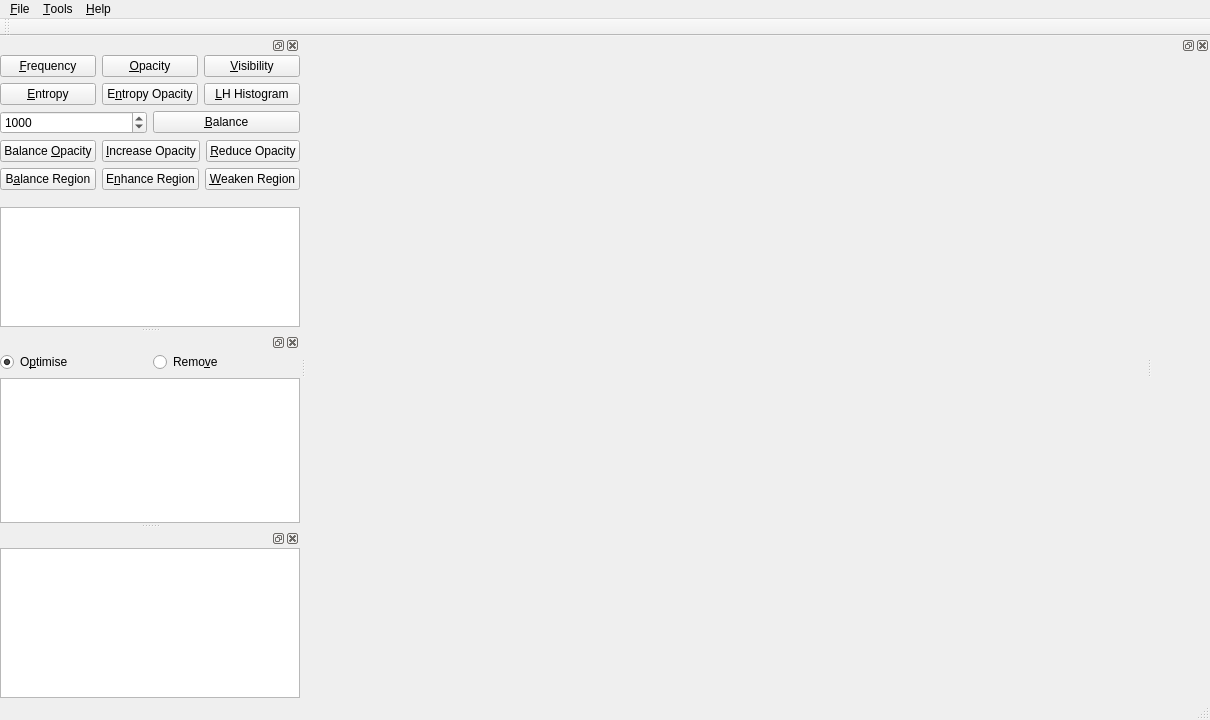
First picture: the form in VolumeRenderer/mainwindow.ui, repository luosz/volume-visualiser, before the edit.
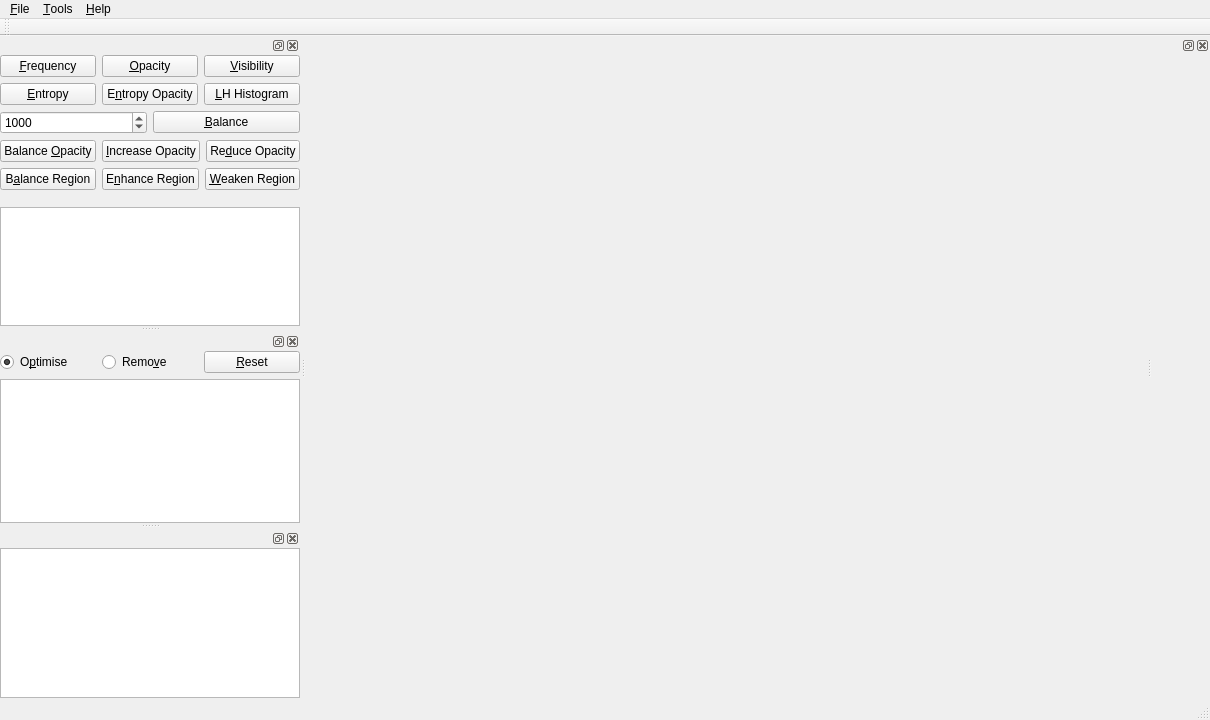
Second picture: the form after the edit.

Commit message: add reset_transfer_function()

```diff
--- a/VolumeRenderer/mainwindow.ui
+++ b/VolumeRenderer/mainwindow.ui
@@ -261,7 +261,7 @@
            <item>
             <widget class="QPushButton" name="reduceOpacityButton">
              <property name="text">
-              <string>&amp;Reduce Opacity</string>
+              <string>Re&amp;duce Opacity</string>
              </property>
             </widget>
            </item>
@@ -356,6 +356,13 @@
            </property>
           </widget>
          </item>
+         <item>
+          <widget class="QPushButton" name="resetButton">
+           <property name="text">
+            <string>&amp;Reset</string>
+           </property>
+          </widget>
+         </item>
         </layout>
        </item>
        <item>
```
The commit also changes 2 other files.
